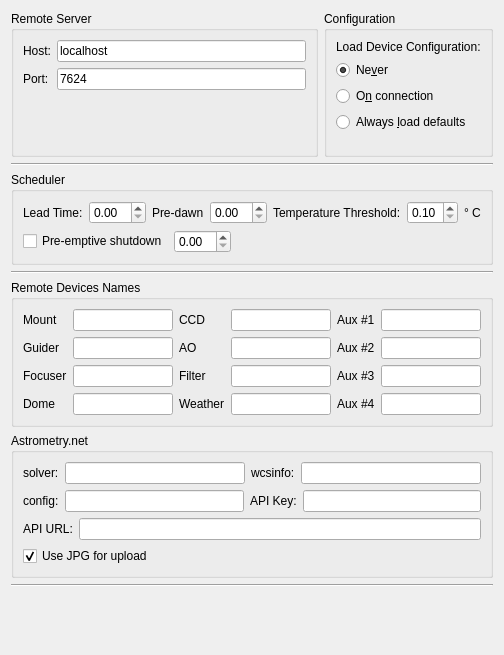
This is kstars/ekos/opsekos.ui in KDE/kstars as Qt 5 draws it before an edit. The edited form follows.
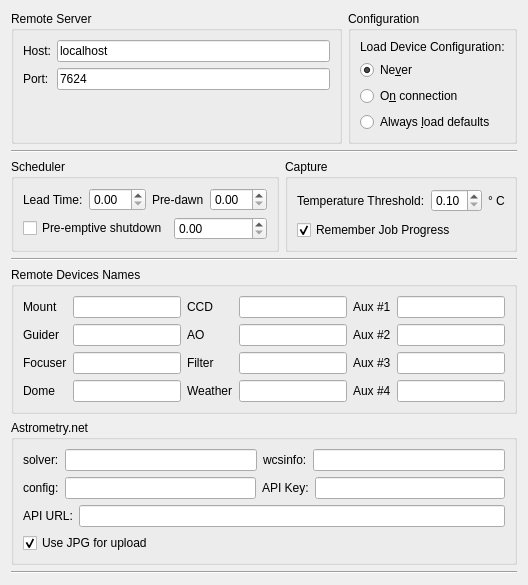
This is the edited form.

Commit message: + Automated flat field with devices with dust cap ready. Need to implement slewing to a wall. + Fix issue in shutdown script exist status. + Separated sequence job from capture. + Ekos capture module now remember job progress and continue where it was last completed by looking at which files were already captured. This option is toggable in the options.

Diff of the .ui file:
```diff
--- a/kstars/ekos/opsekos.ui
+++ b/kstars/ekos/opsekos.ui
@@ -6,11 +6,11 @@
    <rect>
     <x>0</x>
     <y>0</y>
-    <width>462</width>
-    <height>655</height>
+    <width>486</width>
+    <height>583</height>
    </rect>
   </property>
-  <layout class="QVBoxLayout" name="verticalLayout_5">
+  <layout class="QVBoxLayout" name="verticalLayout_6">
    <item>
     <layout class="QHBoxLayout" name="horizontalLayout">
      <item>
@@ -130,11 +130,13 @@
     </widget>
    </item>
    <item>
+    <layout class="QHBoxLayout" name="horizontalLayout_9">
+     <item>
     <widget class="QGroupBox" name="groupBox_6">
      <property name="title">
       <string>Scheduler</string>
      </property>
-     <layout class="QVBoxLayout" name="verticalLayout">
+       <layout class="QVBoxLayout" name="verticalLayout_5">
       <item>
        <layout class="QHBoxLayout" name="horizontalLayout_2">
         <item>
@@ -163,6 +165,40 @@
         <item>
          <widget class="QDoubleSpinBox" name="kcfg_PreDawnTime"/>
         </item>
+         </layout>
+        </item>
+        <item>
+         <layout class="QHBoxLayout" name="horizontalLayout_8">
+          <item>
+           <widget class="QCheckBox" name="kcfg_PreemptiveShutdown">
+            <property name="toolTip">
+             <string>&lt;html&gt;&lt;head/&gt;&lt;body&gt;&lt;p&gt;In case no scheduler job is scheduled for this many hours, perform a complete shutdown procedure and restart observatory operations once the next job is ready.&lt;/p&gt;&lt;/body&gt;&lt;/html&gt;</string>
+            </property>
+            <property name="text">
+             <string>Pre-emptive shutdown</string>
+            </property>
+           </widget>
+          </item>
+          <item>
+           <widget class="QDoubleSpinBox" name="kcfg_PreemptiveShutdownTime">
+            <property name="toolTip">
+             <string>&lt;html&gt;&lt;head/&gt;&lt;body&gt;&lt;p&gt;Pre-emptive shutdown hours&lt;/p&gt;&lt;/body&gt;&lt;/html&gt;</string>
+            </property>
+           </widget>
+          </item>
+         </layout>
+        </item>
+       </layout>
+      </widget>
+     </item>
+     <item>
+      <widget class="QGroupBox" name="groupBox_5">
+       <property name="title">
+        <string>Capture</string>
+       </property>
+       <layout class="QVBoxLayout" name="verticalLayout">
+        <item>
+         <layout class="QHBoxLayout" name="horizontalLayout_3">
         <item>
          <widget class="QLabel" name="label">
           <property name="toolTip">
@@ -199,21 +235,17 @@
        </layout>
       </item>
       <item>
-       <layout class="QHBoxLayout" name="horizontalLayout_3">
+         <layout class="QHBoxLayout" name="horizontalLayout_4">
         <item>
-         <widget class="QCheckBox" name="kcfg_PreemptiveShutdown">
+           <widget class="QCheckBox" name="kcfg_rememberJobProgress">
           <property name="toolTip">
            <string>&lt;html&gt;&lt;head/&gt;&lt;body&gt;&lt;p&gt;In case no scheduler job is scheduled for this many hours, perform a complete shutdown procedure and restart observatory operations once the next job is ready.&lt;/p&gt;&lt;/body&gt;&lt;/html&gt;</string>
           </property>
           <property name="text">
-           <string>Pre-emptive shutdown</string>
-          </property>
-         </widget>
-        </item>
-        <item>
-         <widget class="QDoubleSpinBox" name="kcfg_PreemptiveShutdownTime">
-          <property name="toolTip">
-           <string>&lt;html&gt;&lt;head/&gt;&lt;body&gt;&lt;p&gt;Pre-emptive shutdown hours&lt;/p&gt;&lt;/body&gt;&lt;/html&gt;</string>
+             <string>Remember Job Progress</string>
+            </property>
+            <property name="checked">
+             <bool>true</bool>
           </property>
          </widget>
         </item>
@@ -224,8 +256,8 @@
           </property>
           <property name="sizeHint" stdset="0">
            <size>
-            <width>40</width>
-            <height>20</height>
+              <width>17</width>
+              <height>17</height>
            </size>
           </property>
          </spacer>
@@ -234,6 +266,8 @@
       </item>
      </layout>
     </widget>
+     </item>
+    </layout>
    </item>
    <item>
     <widget class="Line" name="line_3">
```
Left out of the diff: 2 changed lines with no effect on the pictures. Lines whose indentation alone changed are shown as unchanged. The commit also changes 24 other files.
